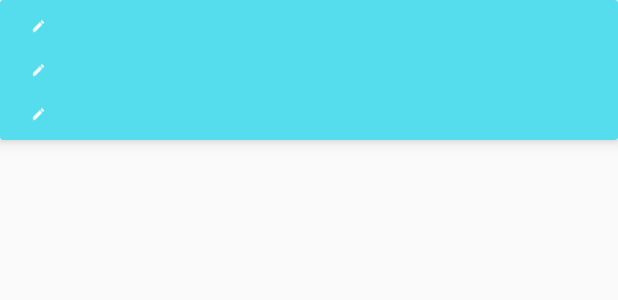
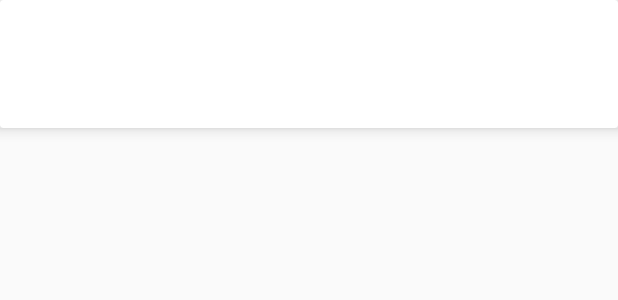
Before and after one commit to anticobalt/greenwich, an Android app: the layout list_item_conversion.xml on its own in the app's theme, with its tools: preview values and no code run, on a phone screen of 412 x 824 dp. Shown: the top 300 px of the screen. Run offline under Robolectric (Android 15) with nearby library versions, the phone set to English and light mode, and no system bars.

Commit message:
Add themer, preference saving, layout updates

```diff
--- a/app/build.gradle
+++ b/app/build.gradle
@@ -38,4 +38,6 @@ dependencies {
     androidTestImplementation 'androidx.test:runner:1.2.0'
     androidTestImplementation 'androidx.test.espresso:espresso-core:3.2.0'
     implementation 'com.google.android.material:material:1.0.0'
+    implementation 'com.google.code.gson:gson:2.8.5'
+    implementation 'com.jaredrummler:cyanea:1.0.2'
 }
--- a/app/src/main/java/musubidevs/android/greenwich/fragment/TimePickerFragment.kt
+++ b/app/src/main/java/musubidevs/android/greenwich/fragment/TimePickerFragment.kt
@@ -17,7 +17,7 @@ class TimePickerFragment(
 ) : DialogFragment(), TimePickerDialog.OnTimeSetListener {
 
     override fun onCreateDialog(savedInstanceState: Bundle?): Dialog {
-        return TimePickerDialog(context, this, currentTimestamp.hour, currentTimestamp.minute, true)
+        return TimePickerDialog(context, this, currentTimestamp.hour, currentTimestamp.minute, false)
     }
 
     override fun onTimeSet(picker: TimePicker?, hour: Int, minute: Int) {
--- a/app/src/main/res/layout/component_conversion_source.xml
+++ /dev/null
@@ -1,29 +0,0 @@
-<?xml version="1.0" encoding="utf-8"?>
-<androidx.constraintlayout.widget.ConstraintLayout xmlns:android="http://schemas.android.com/apk/res/android"
-    xmlns:app="http://schemas.android.com/apk/res-auto"
-    xmlns:tools="http://schemas.android.com/tools"
-    android:layout_width="match_parent"
-    android:layout_height="wrap_content"
-    android:layout_marginTop="5dp">
-
-    <TextView
-        android:id="@+id/textView"
-        style="@style/TimestampText"
-        android:layout_width="wrap_content"
-        android:layout_height="match_parent"
-        android:layout_marginStart="15dp"
-        app:layout_constraintEnd_toStartOf="@+id/editIcon"
-        app:layout_constraintStart_toStartOf="parent"
-        app:layout_constraintTop_toTopOf="parent" />
-
-    <ImageView
-        android:id="@+id/editIcon"
-        android:layout_width="10dp"
-        android:layout_height="wrap_content"
-        android:layout_marginStart="5dp"
-        android:src="@drawable/ic_edit_white_24dp"
-        app:layout_constraintStart_toEndOf="@id/textView"
-        app:layout_constraintTop_toTopOf="parent"
-        tools:ignore="ContentDescription" />
-
-</androidx.constraintlayout.widget.ConstraintLayout>
--- a/app/src/main/res/layout/list_item_conversion.xml
+++ b/app/src/main/res/layout/list_item_conversion.xml
@@ -7,90 +7,78 @@
     app:cardElevation="6dp"
     app:layout_constraintTop_toTopOf="parent">
 
-    <LinearLayout
+    <androidx.constraintlayout.widget.ConstraintLayout
         android:layout_width="match_parent"
-        android:layout_height="match_parent"
-        android:baselineAligned="false">
+        android:layout_height="wrap_content">
 
-        <LinearLayout
-            android:id="@+id/sourceTimestampView"
+        <TextView
+            android:id="@+id/sourceTimeZoneView"
+            style="@style/TimestampText"
             android:layout_width="0dp"
-            android:layout_height="match_parent"
-            android:layout_weight="1"
-            android:gravity="center"
-            android:orientation="vertical"
-            android:layout_marginBottom="5dp">
+            android:layout_height="wrap_content"
+            android:layout_marginStart="15dp"
+            app:layout_constraintLeft_toLeftOf="parent"
+            app:layout_constraintTop_toTopOf="parent"
+            app:layout_constraintWidth_percent="0.5" />
 
-            <include
+        <TextView
             android:id="@+id/sourceDateView"
-                layout="@layout/component_conversion_source"
+            style="@style/TimestampText"
+            android:layout_width="0dp"
+            android:layout_height="wrap_content"
+            android:layout_marginStart="15dp"
             app:layout_constraintLeft_toLeftOf="parent"
+            app:layout_constraintTop_toBottomOf="@id/sourceTimeZoneView"
+            app:layout_constraintWidth_percent="0.5" />
+
+        <TextView
+            android:id="@+id/sourceTimeView"
+            style="@style/TimestampText"
+            android:layout_width="0dp"
+            android:layout_height="0dp"
+            android:layout_marginStart="15dp"
+            android:layout_marginEnd="15dp"
+            android:textAlignment="textEnd"
+            app:layout_constraintHeight_percent="0.5"
             app:layout_constraintRight_toRightOf="parent"
-                app:layout_constraintTop_toTopOf="@id/sourceTimestampView" />
+            app:layout_constraintTop_toTopOf="parent"
+            app:layout_constraintWidth_percent="0.5" />
 
-            <include
-                android:id="@+id/sourceTimeView"
-                layout="@layout/component_conversion_source"
+        <TextView
+            android:id="@+id/targetTimeZoneView"
+            style="@style/TimestampText"
+            android:layout_width="0dp"
+            android:layout_height="wrap_content"
+            android:layout_marginStart="15dp"
+            android:layout_marginEnd="15dp"
             app:layout_constraintLeft_toLeftOf="parent"
-                app:layout_constraintRight_toRightOf="parent"
-                app:layout_constraintTop_toBottomOf="@id/sourceTimeView" />
-
-            <include
-                android:id="@+id/sourceTimeZoneView"
-                layout="@layout/component_conversion_source"
-                app:layout_constraintLeft_toLeftOf="parent"
-                app:layout_constraintRight_toRightOf="parent"
-                app:layout_constraintTop_toBottomOf="@id/sourceTimeView" />
-
-        </LinearLayout>
-
-        <LinearLayout
-            android:id="@+id/targetTimestampView"
-            android:layout_width="0dp"
-            android:layout_height="match_parent"
-            android:layout_weight="1"
-            android:gravity="center"
-            android:orientation="vertical"
-            android:layout_marginBottom="5dp">
+            app:layout_constraintTop_toBottomOf="@id/sourceTimeView"
+            app:layout_constraintWidth_percent="0.5" />
 
         <TextView
             android:id="@+id/targetDateView"
             style="@style/TimestampText"
-                android:layout_width="match_parent"
+            android:layout_width="0dp"
             android:layout_height="wrap_content"
             android:layout_marginStart="15dp"
             android:layout_marginEnd="15dp"
-                android:layout_marginTop="5dp"
             app:layout_constraintLeft_toLeftOf="parent"
-                app:layout_constraintRight_toRightOf="parent"
-                app:layout_constraintTop_toTopOf="parent" />
+            app:layout_constraintTop_toBottomOf="@id/targetTimeZoneView"
+            app:layout_constraintWidth_percent="0.5" />
 
         <TextView
             android:id="@+id/targetTimeView"
             style="@style/TimestampText"
-                android:layout_width="match_parent"
-                android:layout_height="wrap_content"
+            android:layout_width="0dp"
+            android:layout_height="0dp"
             android:layout_marginStart="15dp"
             android:layout_marginEnd="15dp"
-                android:layout_marginTop="5dp"
-                app:layout_constraintLeft_toLeftOf="parent"
+            android:textAlignment="textEnd"
+            app:layout_constraintBottom_toBottomOf="parent"
+            app:layout_constraintHeight_percent="0.5"
             app:layout_constraintRight_toRightOf="parent"
-                app:layout_constraintTop_toBottomOf="@id/targetDateView" />
+            app:layout_constraintWidth_percent="0.5" />
 
-            <TextView
-                android:id="@+id/targetTimeZoneView"
-                style="@style/TimestampText"
-                android:layout_width="match_parent"
-                android:layout_height="wrap_content"
-                android:layout_marginStart="15dp"
-                android:layout_marginEnd="15dp"
-                android:layout_marginTop="5dp"
-                app:layout_constraintLeft_toLeftOf="parent"
-                app:layout_constraintRight_toRightOf="parent"
-                app:layout_constraintTop_toBottomOf="@id/targetTimeView" />
-
-        </LinearLayout>
-
-    </LinearLayout>
+    </androidx.constraintlayout.widget.ConstraintLayout>
 
 </androidx.cardview.widget.CardView>
--- a/app/src/main/res/values/colors.xml
+++ b/app/src/main/res/values/colors.xml
@@ -3,6 +3,8 @@
     <color name="colorPrimary">#008577</color>
     <color name="colorPrimaryDark">#00574B</color>
     <color name="colorAccent">#D81B60</color>
-    <color name="colorSourceCard">#55DDED</color>
+    <color name="colorSourceCard">@color/white</color>
+    <color name="colorClickable">#5B67FF</color>
     <color name="white">#FFF</color>
+    <color name="black">#000</color>
 </resources>
--- a/app/src/main/res/values/styles.xml
+++ b/app/src/main/res/values/styles.xml
@@ -10,7 +10,7 @@
 
     <style name="TimestampText" parent="TextAppearance.AppCompat.Medium">
         <item name="android:textSize">15sp</item>
-        <item name="android:textColor">@color/white</item>
+        <item name="android:textColor">@color/black</item>
         <item name="android:textAllCaps">true</item>
     </style>
 
```
Also changed, not shown: app/src/main/AndroidManifest.xml (+6 -2 lines), app/src/main/java/musubidevs/android/greenwich/ConversionAdapter.kt (+3 -4 lines), app/src/main/java/musubidevs/android/greenwich/GreenwichApplication.kt (added, +11 -0 lines), app/src/main/java/musubidevs/android/greenwich/MainActivity.kt (+51 -5 lines). Lines whose indentation alone changed are shown as unchanged.
